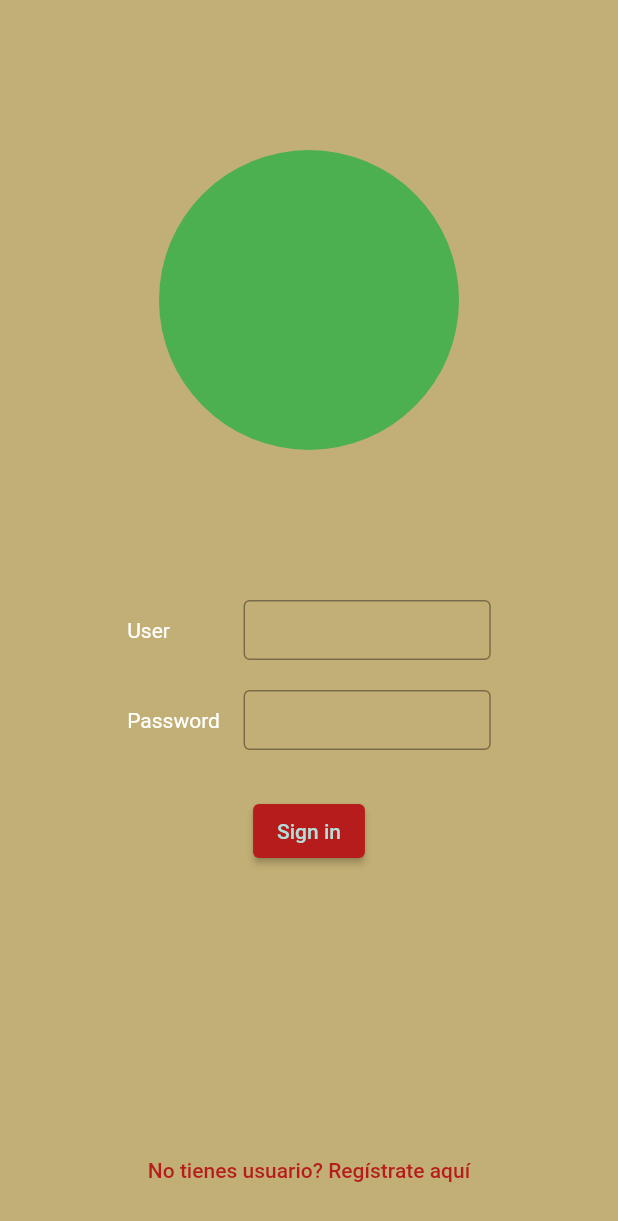
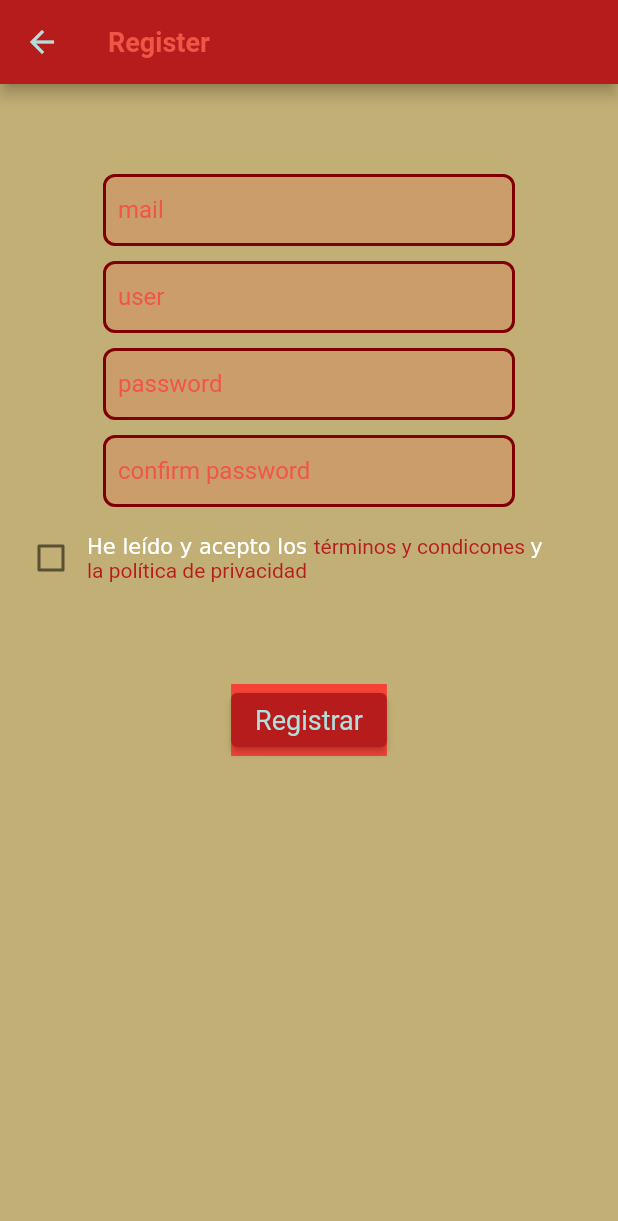
Before and after one commit to gillhad/can_you_guess_it, a Flutter app: the screen it shows after launch, after a tap on "No tienes usuario? Regístrate aquí", on a phone screen of 412 x 824 dp. Shown: the top 1221 px of the screen. Run offline on Flutter 3.47's test engine with Material 2 defaults, Android fonts, the phone set to English and light mode, and no system bars.

Commit message:
register done

```diff
--- a/lib/helpers/app_theme.dart
+++ b/lib/helpers/app_theme.dart
@@ -44,15 +44,55 @@ class AppThemeCustom {
       elevatedButtonTheme: ElevatedButtonThemeData(
         style: ElevatedButton.styleFrom(
           onPrimary: SecondaryColor,
-          primary: PrimaryColor
+          primary: PrimaryColor,
+          textStyle: TextStyle(
+            color: SecondaryColor,
+          fontSize: 18)
         )
       ),
 
       textButtonTheme: TextButtonThemeData(
         style: TextButton.styleFrom(
-          primary: PrimaryColor
+          primary: PrimaryColor,
+
+
         )
-      )
+      ),
+
+        appBarTheme: AppBarTheme(
+          color: PrimaryColor,
+          titleTextStyle: TextStyle(color: PrimaryColorLight, fontSize: 18, fontWeight: FontWeight.bold),
+          toolbarTextStyle: TextStyle(color: PrimaryColorLight),
+          iconTheme: IconThemeData(
+            color: SecondaryColor
+          )
+
+        ),
+
+        inputDecorationTheme: InputDecorationTheme(
+          labelStyle: TextStyle(color: PrimaryColorLight),
+            hintStyle: TextStyle(color: PrimaryColorLight),
+            filled: true,
+            fillColor: AppThemeCustom.PrimaryColorLight.withOpacity(0.2),
+          focusedBorder: OutlineInputBorder(
+              borderRadius: BorderRadius.circular(8),
+            borderSide: BorderSide(
+              width: 2,
+              style: BorderStyle.solid,
+              color: PrimaryColorLight
+            )
+          ),
+            contentPadding: EdgeInsets.only(left: 10),
+            errorStyle: TextStyle(fontSize: 10,height: 0.3),
+        enabledBorder: OutlineInputBorder(
+          borderRadius: BorderRadius.circular(8),
+          borderSide: BorderSide(
+            color: AppThemeCustom.PrimaryColorDark,
+            width: 2,
+          ),
+        ),
+
+    )
 
     );
   }
--- a/lib/helpers/navigation_router.dart
+++ b/lib/helpers/navigation_router.dart
@@ -1,5 +1,6 @@
 import 'package:can_you_guess_it/screens/blank_display.dart';
 import 'package:can_you_guess_it/screens/login.dart';
+import 'package:can_you_guess_it/screens/register.dart';
 import 'package:flutter/material.dart';
 
 import 'navigationroutes.dart';
@@ -12,6 +13,10 @@ class AppRoutes{
         return MaterialPageRoute(builder: (context){
           return Login();
         });
+        case NavigationRoutes.register:
+        return MaterialPageRoute(builder: (context){
+          return Register();
+        });
       default:
         return MaterialPageRoute(builder: (context){
           return BlankDisplay();
--- a/lib/helpers/navigationroutes.dart
+++ b/lib/helpers/navigationroutes.dart
@@ -1,4 +1,5 @@
 class NavigationRoutes {
   static const String home = "/home";
   static const String login = "/login";
+  static const String register = "/register";
 }
--- a/lib/helpers/validators.dart
+++ b/lib/helpers/validators.dart
@@ -1,25 +1,54 @@
 class Validators{
-
-
+  RegExp alphaExp = new RegExp(r'^([A-Z])\w+', caseSensitive: false);
+  RegExp numericExp = new RegExp(r'^([0-9])\w+', caseSensitive: false);
+  RegExp specialExp = new RegExp(r'^(?=.*[#?!$€^&*-])', caseSensitive: false);
 
   static textValidator(String value, String type){
-    if(value.isEmpty){return "aasdad";}
-    // RegExp alphanumeric = new RegExp(r'([A-Z])\w+([0-9])');
-    // if(value == null || value.isEmpty){
-    //   return "Añade un $type";
-    // }else if(value == null || alphanumeric.hasMatch(value)){
-    //   return "asdasd";
-    // }
-    // else{
-    //   return "El formato no es correcto";
-    // }
+    RegExp alphanumeric = new RegExp(r'^([A-Z])\w+', caseSensitive: false);
+    if(value == null || value.isEmpty){
+      return "Añade un $type";
+    }else if(value != null &&  alphanumeric.hasMatch(value)){
+      return null;
+    }
+    else{
+      return "El formato no es correcto";
+    }
   }
 
-  static passValidator(String value, String type){
-    if(value ==null || value.isEmpty){
+  static mailValidator(String value, String type){
+    print(value);
+    RegExp alphanumeric = new RegExp(r'^\w+([.-]?\w+)*@\w+([.-]?\w+)*(\.\w{2,3})+$', caseSensitive: false);
+    if(value == null || value.isEmpty){
       return "Añade un $type";
-    }else{
+    }else if(value != null && alphanumeric.hasMatch(value)){
+      print(value);
       return null;
+    }
+    else{
+      return "El formato no es correcto";
+    }
+  }
+
+  static passValidator(String value, String type) {
+    RegExp passExp = new RegExp(r'^(?=.*[A-Z])(?=.*[a-z])(?=.*[0-9])(?=.*[#?!$€^&*-]).{8,}');
+    RegExp alphaExp = new RegExp(r'^(?=.*[A-Z])\w+', caseSensitive: false);
+    RegExp numericExp = new RegExp(r'^(?=.*[0-9])', caseSensitive: false);
+    RegExp specialExp = new RegExp(r'^(?=.*[#?!$€^&*-])', caseSensitive: false);
+    if (value == null || value.isEmpty) {
+      return "Añade un $type";
+    } else if (value != null && passExp.hasMatch(value)) {
+      return null;
+    } else {
+      if(value.length<8){
+        return "Añade alemnos 8 caracteres";
+      }else if(!numericExp.hasMatch(value)){
+        return "Añade un número";
+      }else if(!specialExp.hasMatch(value)){
+        return "Añade un carácter especial";
+      }else if(!alphaExp.hasMatch(value)){
+        return "Añade almenos una mayúscula";
+      }
+
     }
   }
 }
--- a/lib/screens/login.dart
+++ b/lib/screens/login.dart
@@ -1,3 +1,4 @@
+import 'package:can_you_guess_it/helpers/navigationroutes.dart';
 import 'package:can_you_guess_it/helpers/validators.dart';
 import 'package:flutter/material.dart';
 
@@ -96,13 +97,8 @@ class _LoginState extends State<Login> {
                       child: TextFormField(
 
                         controller: _passController,
-                        validator: (String? value) {Validators.passValidator(value!, "Contraseña");},
-                        decoration:
-                            InputDecoration(
-                              contentPadding: EdgeInsets.only(left: 10),
-                                errorStyle: TextStyle(fontSize: 10,height: 0.3),
-                                border: OutlineInputBorder()),
-                      )),
+                        validator: (value) {Validators.passValidator(value!, "Contraseña");},
+                      ))
                 ],
               ),
             ),
@@ -128,7 +124,7 @@ class _LoginState extends State<Login> {
         width: MediaQuery.of(context).size.width,
         alignment: Alignment.center,
         child: TextButton(
-          onPressed: () {},
+          onPressed: () {Navigator.pushNamed(context, NavigationRoutes.register);},
           child: Text("No tienes usuario? Regístrate aquí"),
         ),
       ),
--- a/lib/screens/register.dart
+++ b/lib/screens/register.dart
@@ -0,0 +1,118 @@
+import 'package:can_you_guess_it/helpers/app_theme.dart';
+import 'package:can_you_guess_it/screens/login.dart';
+import 'package:can_you_guess_it/widgets/text_forms.dart';
+import 'package:flutter/gestures.dart';
+import 'package:flutter/material.dart';
+
+class Register extends StatefulWidget {
+  const Register({Key? key}) : super(key: key);
+
+  @override
+  State<Register> createState() => _RegisterState();
+}
+
+class _RegisterState extends State<Register> {
+  GlobalKey<FormState> key = GlobalKey();
+
+  bool _termsCondCheck = false;
+
+  TextEditingController _mailController = TextEditingController();
+  TextEditingController _userController = TextEditingController();
+  TextEditingController _passController = TextEditingController();
+  TextEditingController _passConfController = TextEditingController();
+  TextEditingController _countryController = TextEditingController();
+
+  @override
+  Widget build(BuildContext context) {
+    return Scaffold(
+      appBar: _appBar(),
+      body: _body(),
+    );
+  }
+
+  AppBar _appBar() {
+    return AppBar(
+      title: Text("Register"),
+    );
+  }
+
+  Widget _body() {
+    return SingleChildScrollView(
+      padding: EdgeInsets.only(top: 50),
+      child: Container(
+        alignment: Alignment.center,
+        child: Column(
+          children: [_form(), _termsCond(), _registerButton()],
+        ),
+      ),
+    );
+  }
+
+  Widget _form() {
+    return Form(
+      key: key,
+        child: Column(
+      children: [
+        WidgetCollection.mailFormField("mail",_mailController , context),
+        WidgetCollection.textFormField("user", _userController, context),
+        WidgetCollection.passFormField("password", _passController ,context),
+        WidgetCollection.passFormField("confirm password", _passConfController, context),
+        //WidgetCollection.textFormField("pais", , context),
+      ],
+    ));
+  }
+
+  Widget _termsCond() {
+    return Container(
+      alignment: Alignment.center,
+      padding: EdgeInsets.all(10),
+      child: Row(
+        children: [
+          Checkbox(
+              value: _termsCondCheck,
+              onChanged: (value) {
+                print(value);
+                setState((){
+                  _termsCondCheck = !_termsCondCheck;
+                });
+
+              }),
+          RichText(
+              maxLines: 2,
+              text: TextSpan(children: <TextSpan>[
+                TextSpan(text: "He leído y acepto los "),
+                TextSpan(
+                    recognizer: TapGestureRecognizer()
+                      ..onTap = () {
+                        //todo open terms
+                      },
+                    text: "términos y condicones ",
+                    style: TextStyle(color: AppThemeCustom.PrimaryColor)),
+                TextSpan(text: "y \n"),
+                TextSpan(
+                    recognizer: TapGestureRecognizer()
+                      ..onTap = () {
+                        //todo open privacy
+                        print("aqui se abre privacy");
+                      },
+                    text: "la política de privacidad",
+                    style: TextStyle(color: AppThemeCustom.PrimaryColor)),
+              ])),
+        ],
+      ),
+    );
+  }
+
+  Widget _registerButton() {
+    return Container(
+      margin: EdgeInsets.only(top: 50),
+      color: Colors.red,
+      child: ElevatedButton(
+        onPressed: () {
+          if(key.currentState!.validate()){}
+        },
+        child: Text("Registrar"),
+      ),
+    );
+  }
+}
--- /dev/null
+++ b/lib/widgets/text_forms.dart
@@ -0,0 +1,54 @@
+import 'package:can_you_guess_it/helpers/app_theme.dart';
+import 'package:can_you_guess_it/helpers/validators.dart';
+import 'package:flutter/material.dart';
+
+class WidgetCollection{
+
+static Container textFormField(String title,TextEditingController _controller, BuildContext context) {
+  return Container(
+    width: MediaQuery.of(context).size.width/1.5,
+    margin: EdgeInsets.only(top: 10),
+    child: TextFormField(
+      controller: _controller,
+    validator: (value) => Validators.textValidator(_controller.text, title),
+    style: TextStyle(color: AppThemeCustom.PrimaryColorLight),
+    decoration: InputDecoration(
+      labelText: title,
+    ),
+    ),
+  );
+}
+
+static Container mailFormField(String title,TextEditingController _controller, BuildContext context) {
+  return Container(
+    width: MediaQuery.of(context).size.width/1.5,
+    margin: EdgeInsets.only(top: 10),
+    child: TextFormField(
+      controller: _controller,
+      validator: (value) => Validators.mailValidator(_controller.text, title),
+      style: TextStyle(color: AppThemeCustom.PrimaryColorLight),
+      decoration: InputDecoration(
+        labelText: title,
+      ),
+    ),
+  );
+}
+
+
+static Container passFormField(String title, TextEditingController _controller, BuildContext context) {
+  return Container(
+    width: MediaQuery.of(context).size.width/1.5,
+    margin: EdgeInsets.only(top: 10),
+    child: TextFormField(
+      controller: _controller,
+      validator: (value) =>Validators.passValidator(_controller.text, title),
+      style: TextStyle(color: AppThemeCustom.PrimaryColorLight),
+      decoration: InputDecoration(
+        labelText: title,
+      ),
+    ),
+  );
+}
+
+
+}
```
